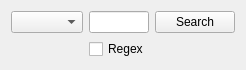
First picture: the form in QT_Project/Forms/SearchBarWidget.ui, repository Dingola/Qt-LogViewer, before the edit.
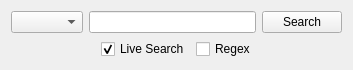
Second picture: the form after the edit.

Commit message:
feat: add live search option to SearchBar and integrate into filter pipeline
- UI: Added “Live Search” checkbox (default enabled) next to Regex; expanded layout and geometry.
- SearchBarWidget: Added live_search_toggled signal and get_use_live_search() getter; emits search while typing when enabled.
- LogFilterBarWidget: Forwarded live search signal and added getter.
- MainWindow: Removed search_text_changed connection to prevent duplicate searches; now reacts only to search_requested.
- Doxygen: Added documentation for new getter and signal.

What changed in the file:
```diff
--- a/QT_Project/Forms/SearchBarWidget.ui
+++ b/QT_Project/Forms/SearchBarWidget.ui
@@ -6,8 +6,8 @@
    <rect>
     <x>0</x>
     <y>0</y>
-    <width>236</width>
-    <height>68</height>
+    <width>336</width>
+    <height>70</height>
    </rect>
   </property>
   <property name="windowTitle">
@@ -17,6 +17,46 @@
    <item row="0" column="0">
     <widget class="QComboBox" name="comboBoxSearchArea"/>
    </item>
+   <item row="1" column="1">
+    <layout class="QHBoxLayout" name="horizontalLayout">
+     <property name="leftMargin">
+      <number>12</number>
+     </property>
+     <item>
+      <widget class="QCheckBox" name="checkBoxLiveSearch">
+       <property name="toolTip">
+        <string>Trigger search while typing (without pressing Enter or Search).</string>
+       </property>
+       <property name="text">
+        <string>Live Search</string>
+       </property>
+       <property name="checked">
+        <bool>true</bool>
+       </property>
+      </widget>
+     </item>
+     <item>
+      <widget class="QCheckBox" name="checkBoxRegEx">
+       <property name="text">
+        <string>Regex</string>
+       </property>
+      </widget>
+     </item>
+     <item>
+      <spacer name="horizontalSpacer">
+       <property name="orientation">
+        <enum>Qt::Horizontal</enum>
+       </property>
+       <property name="sizeHint" stdset="0">
+        <size>
+         <width>40</width>
+         <height>20</height>
+        </size>
+       </property>
+      </spacer>
+     </item>
+    </layout>
+   </item>
    <item row="0" column="1">
     <widget class="QLineEdit" name="lineEditSearch"/>
    </item>
@@ -27,13 +67,6 @@
      </property>
     </widget>
    </item>
-   <item row="1" column="1">
-    <widget class="QCheckBox" name="checkBoxRegEx">
-     <property name="text">
-      <string>Regex</string>
-     </property>
-    </widget>
-   </item>
   </layout>
  </widget>
  <resources/>
```
The commit also changes 5 other files.
